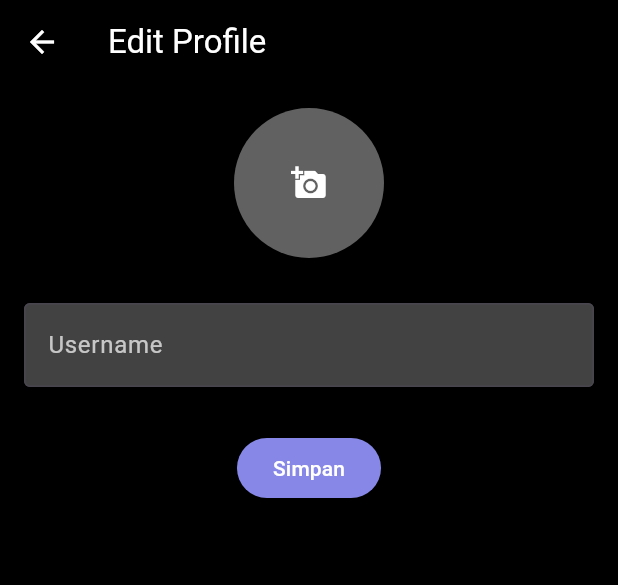
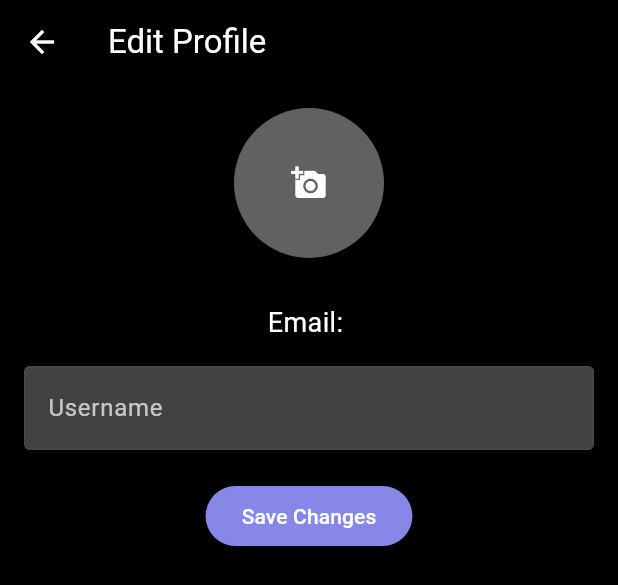
Before and after one commit to Naldipa/todogul, a Flutter app: the CustomDrawer widget shown alone on an empty page, opened directly, after a tap on "Edit Profile", on a phone screen of 412 x 824 dp. Shown: the top 585 px of the screen. Run offline on Flutter 3.47's test engine with Material 3 defaults, Android fonts, the phone set to English and light mode, and no system bars; our stand-ins replace awesome_dialog, supabase_flutter; accounts and stored records are empty; network calls fail.

Commit message:
Update Drawer

```diff
--- a/lib/main.dart
+++ b/lib/main.dart
@@ -8,10 +8,12 @@ void main() async {
   WidgetsFlutterBinding.ensureInitialized();
   await Supabase.initialize(
     url: 'https://imbrrrtmtsphkmkhwpow.supabase.co',
-    anonKey: 'eyJhbGciOiJIUzI1NiIsInR5cCI6IkpXVCJ9.eyJpc3MiOiJzdXBhYmFzZSIsInJlZiI6ImltYnJycnRtdHNwaGtta2h3cG93Iiwicm9sZSI6ImFub24iLCJpYXQiOjE3MzY1MDQ2MTEsImV4cCI6MjA1MjA4MDYxMX0.DdBcnppdkSTnWNK8oPB-Ul-A-nViqR-DGpuI2S8Jw3w',
+    anonKey:
+        'eyJhbGciOiJIUzI1NiIsInR5cCI6IkpXVCJ9.eyJpc3MiOiJzdXBhYmFzZSIsInJlZiI6ImltYnJycnRtdHNwaGtta2h3cG93Iiwicm9sZSI6ImFub24iLCJpYXQiOjE3MzY1MDQ2MTEsImV4cCI6MjA1MjA4MDYxMX0.DdBcnppdkSTnWNK8oPB-Ul-A-nViqR-DGpuI2S8Jw3w',
   );
   runApp(MyApp());
 }
+
 class MyApp extends StatelessWidget {
   @override
   Widget build(BuildContext context) {
--- a/lib/screens/edit_profile_screen.dart
+++ b/lib/screens/edit_profile_screen.dart
@@ -1,4 +1,5 @@
 import 'package:flutter/material.dart';
+import 'package:supabase_flutter/supabase_flutter.dart';
 
 class EditProfileScreen extends StatefulWidget {
   @override
@@ -6,14 +7,71 @@ class EditProfileScreen extends StatefulWidget {
 }
 
 class _EditProfileScreenState extends State<EditProfileScreen> {
+  final supabase = Supabase.instance.client;
   TextEditingController _usernameController = TextEditingController();
-  bool _isEditingImage = false;
-  String _profileImage = ''; // Placeholder for the profile image
+  String _profileImage = ''; // Placeholder for profile image
+  String _currentEmail = '';
+  String _currentUsername = '';
+  List<String> _avatarOptions = [
+    'img/avatar1.png', // Path to avatar images
+    'img/avatar2.png',
+    'img/avatar3.png',
+    'img/avatar4.png',
+    'img/avatar5.png',
+  ];
+  String _selectedAvatar = ''; // Default selected avatar
 
-  void _saveChanges() {
-    // Logic to save changes can go here
-    print('Username: ${_usernameController.text}');
-    // You can add logic to save the profile image here
+  bool _isEditingImage = false; // Toggle for image editing mode
+  bool _isAvatarSelectionVisible =
+      false; // Toggle for avatar options visibility
+
+  @override
+  void initState() {
+    super.initState();
+    _loadProfile();
+  }
+
+  // Load profile data (email, username, profile image URL) from Supabase
+  Future<void> _loadProfile() async {
+    final user = supabase.auth.currentUser;
+    if (user != null) {
+      final response = await supabase
+          .from('profiles')
+          .select('username, profile_image')
+          .eq('id', user.id)
+          .single();
+      setState(() {
+        _currentEmail = user.email ?? '';
+        _currentUsername = response['username'] ?? '';
+        _selectedAvatar = response['profile_image'] ?? '';
+        _usernameController.text = _currentUsername;
+      });
+    }
+  }
+
+  // Save profile changes to Supabase
+  Future<void> _saveProfile() async {
+    final user = supabase.auth.currentUser;
+    if (user != null) {
+      await supabase.from('profiles').upsert({
+        'id': user.id,
+        'username': _usernameController.text,
+        'profile_image': _selectedAvatar, // Save selected avatar
+      });
+
+      ScaffoldMessenger.of(context).showSnackBar(
+        SnackBar(content: Text('Profile updated successfully!')),
+      );
+      Navigator.pop(context); // Close the screen after saving
+    }
+  }
+
+  // Update selected avatar
+  void _updateAvatar(String avatarPath) {
+    setState(() {
+      _selectedAvatar = avatarPath;
+      _isAvatarSelectionVisible = false; // Hide avatar options after selection
+    });
   }
 
   @override
@@ -27,7 +85,7 @@ class _EditProfileScreenState extends State<EditProfileScreen> {
         backgroundColor: Colors.black.withOpacity(0.8),
         iconTheme: IconThemeData(color: Colors.white),
       ),
-      backgroundColor: Colors.black, // Background color of the screen
+      backgroundColor: Colors.black,
       body: Padding(
         padding: const EdgeInsets.all(16.0),
         child: Column(
@@ -36,46 +94,50 @@ class _EditProfileScreenState extends State<EditProfileScreen> {
             GestureDetector(
               onTap: () {
                 setState(() {
-                  _isEditingImage =
-                      !_isEditingImage; // Toggle image editing state
+                  _isAvatarSelectionVisible = !_isAvatarSelectionVisible;
                 });
               },
               child: CircleAvatar(
                 radius: 50,
                 backgroundColor: Colors.grey[700],
-                backgroundImage: _profileImage.isNotEmpty
-                    ? NetworkImage(
-                        _profileImage) // If a profile image exists, display it
+                backgroundImage: _selectedAvatar.isNotEmpty
+                    ? AssetImage(_selectedAvatar) // Display selected avatar
                     : null,
-                child: _profileImage.isEmpty
+                child: _selectedAvatar.isEmpty
                     ? Icon(Icons.add_a_photo,
-                        color: Colors.white) // Show placeholder icon
+                        color: Colors.white) // Placeholder icon
                     : null,
               ),
             ),
-            if (_isEditingImage)
+            if (_isAvatarSelectionVisible) // Show avatar options if selected
               Column(
                 children: [
                   SizedBox(height: 20),
-                  ElevatedButton(
-                    onPressed: () {
-                      // Logic for uploading or choosing an image goes here
-                      print('Open image picker');
-                    },
-                    child: Text('Pilih Foto'),
-                  ),
+                  Text('Select Avatar:',
+                      style: TextStyle(fontSize: 18, color: Colors.white)),
                   SizedBox(height: 10),
-                  ElevatedButton(
-                    onPressed: () {
-                      setState(() {
-                        _isEditingImage = false; // Close image editing mode
-                      });
-                    },
-                    child: Text('Tutup'),
+                  Row(
+                    mainAxisAlignment: MainAxisAlignment.spaceAround,
+                    children: _avatarOptions.map((avatar) {
+                      return GestureDetector(
+                        onTap: () => _updateAvatar(avatar),
+                        child: CircleAvatar(
+                          radius: 30,
+                          backgroundImage: AssetImage(avatar),
+                          backgroundColor: Colors.transparent,
+                          child: _selectedAvatar == avatar
+                              ? Icon(Icons.check_circle, color: Colors.green)
+                              : Container(),
+                        ),
+                      );
+                    }).toList(),
                   ),
                 ],
               ),
             SizedBox(height: 30),
+            Text('Email: $_currentEmail',
+                style: TextStyle(fontSize: 18, color: Colors.white)),
+            SizedBox(height: 16),
             TextField(
               controller: _usernameController,
               style: TextStyle(color: Colors.white),
@@ -87,11 +149,11 @@ class _EditProfileScreenState extends State<EditProfileScreen> {
                 border: OutlineInputBorder(),
               ),
             ),
-            SizedBox(height: 30),
+            SizedBox(height: 20),
             ElevatedButton(
-              onPressed: _saveChanges,
+              onPressed: _saveProfile,
               child: Text(
-                'Simpan',
+                'Save Changes',
                 style: TextStyle(color: Colors.white),
               ),
               style: ElevatedButton.styleFrom(
--- a/lib/screens/widgets/custom_drawer.dart
+++ b/lib/screens/widgets/custom_drawer.dart
@@ -1,9 +1,43 @@
 import 'package:flutter/material.dart';
+import 'package:supabase_flutter/supabase_flutter.dart';
 import 'package:todogul/screens/edit_profile_screen.dart';
 import 'package:todogul/screens/settings_screen.dart';
 import 'package:todogul/screens/login_screen.dart';
 
-class CustomDrawer extends StatelessWidget {
+class CustomDrawer extends StatefulWidget {
+  @override
+  _CustomDrawerState createState() => _CustomDrawerState();
+}
+
+class _CustomDrawerState extends State<CustomDrawer> {
+  final supabase = Supabase.instance.client;
+  String _username = '';
+  String _email = '';
+  String _profileImage = '';
+
+  @override
+  void initState() {
+    super.initState();
+    _loadUserProfile();
+  }
+
+  Future<void> _loadUserProfile() async {
+    final user = supabase.auth.currentUser;
+    if (user != null) {
+      final response = await supabase
+          .from('profiles')
+          .select('username, profile_image')
+          .eq('id', user.id)
+          .single();
+
+      setState(() {
+        _username = response['username'] ?? 'Guest';
+        _email = user.email ?? '';
+        _profileImage = response['profile_image'] ?? 'img/default_avatar.png';
+      });
+    }
+  }
+
   @override
   Widget build(BuildContext context) {
     return Drawer(
@@ -12,36 +46,33 @@ class CustomDrawer extends StatelessWidget {
         children: [
           UserAccountsDrawerHeader(
             accountName: Text(
-              'Agus Setiawan',
+              _username,
               style: TextStyle(color: Colors.white),
             ),
             accountEmail: Text(
-              'a.stwn03@gmail.com',
+              _email,
               style: TextStyle(color: Colors.white70),
             ),
             currentAccountPicture: ClipOval(
-              child: Image.asset('img/jerison.jpeg', width: 50, height: 50),
+              child: Image.asset(_profileImage, fit: BoxFit.cover),
             ),
             decoration: BoxDecoration(color: Colors.black),
           ),
-
-          // Edit Profile
           ListTile(
             leading: Icon(Icons.edit, color: Colors.white),
             title: Text(
               'Edit Profile',
               style: TextStyle(color: Colors.white),
             ),
-            onTap: () {
-              Navigator.push(
+            onTap: () async {
+              await Navigator.push(
                 context,
                 MaterialPageRoute(builder: (context) => EditProfileScreen()),
               );
+              _loadUserProfile(); // Reload profile data after editing
             },
           ),
-          Divider(color: Colors.white24, thickness: 0.5), // Garis tipis
-
-          // Settings
+          Divider(color: Colors.white24, thickness: 0.5),
           ListTile(
             leading: Icon(Icons.settings, color: Colors.white),
             title: Text(
@@ -55,15 +86,10 @@ class CustomDrawer extends StatelessWidget {
               );
             },
           ),
-          Divider(color: Colors.white24, thickness: 0.5), // Garis tipis
-
-          // Mengurangi jarak Spacer untuk menaikkan tombol Log Out
-          Spacer(flex: 1), // Mengurangi ruang kosong agar tombol lebih naik
-
-          // Tombol Log Out tanpa border
+          Divider(color: Colors.white24, thickness: 0.5),
+          Spacer(),
           Padding(
-            padding: const EdgeInsets.symmetric(
-                horizontal: 12.0, vertical: 4), // Padding disesuaikan
+            padding: const EdgeInsets.symmetric(horizontal: 12.0, vertical: 4),
             child: ListTile(
               leading: Icon(Icons.logout, color: Colors.redAccent),
               title: Text(
```
Also changed, not shown: lib/screens/home_screen.dart (+33 -10 lines), pubspec.yaml (+7 -0 lines), img/avatar1.png (added), img/avatar2.png (added), img/avatar3.png (added), img/avatar4.png (added), img/avatar5.png (added), pubspec.lock, 6 other files.
